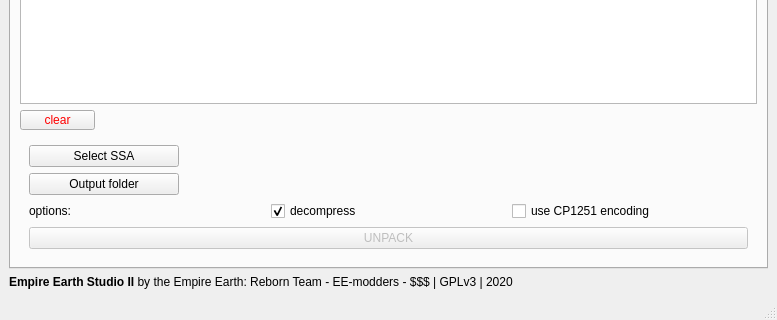
Qt form src/lib/mainWindow.ui (EE-modders/Empire-Earth-Studio-2) before a commit; both pictures show x 0 to 777 and y 314 to 634 of the 777 by 634 pixel window.
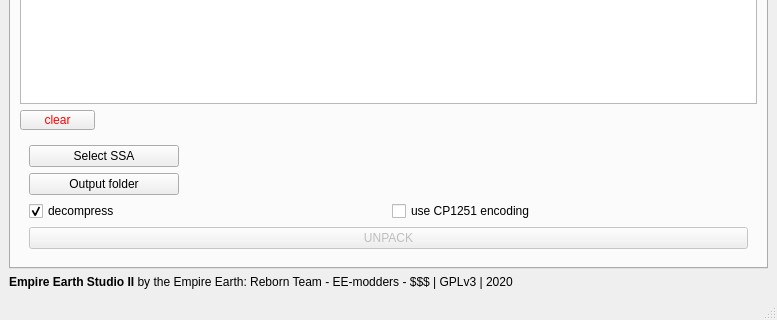
The same form after that commit. The open tabs and pages were chosen to show the change. Icons and pictures are not drawn. Custom widgets are drawn as their Qt base class.

Commit message: remove options label from GUI

Diff of the .ui file:
```diff
--- a/src/lib/mainWindow.ui
+++ b/src/lib/mainWindow.ui
@@ -260,13 +260,6 @@
            </item>
            <item>
             <layout class="QHBoxLayout" name="horizontalLayout">
-             <item>
-              <widget class="QLabel" name="label_4">
-               <property name="text">
-                <string>options:</string>
-               </property>
-              </widget>
-             </item>
              <item>
               <widget class="QCheckBox" name="tab_ssa_decompress">
                <property name="text">
```
The commit also changes 1 other file.
